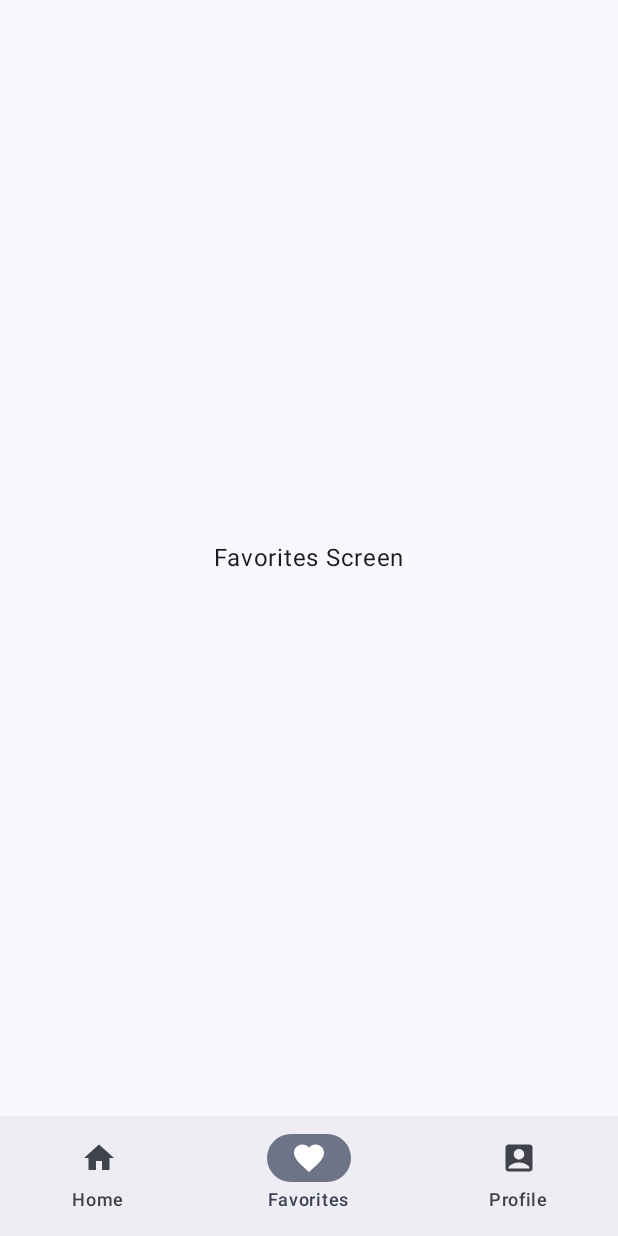
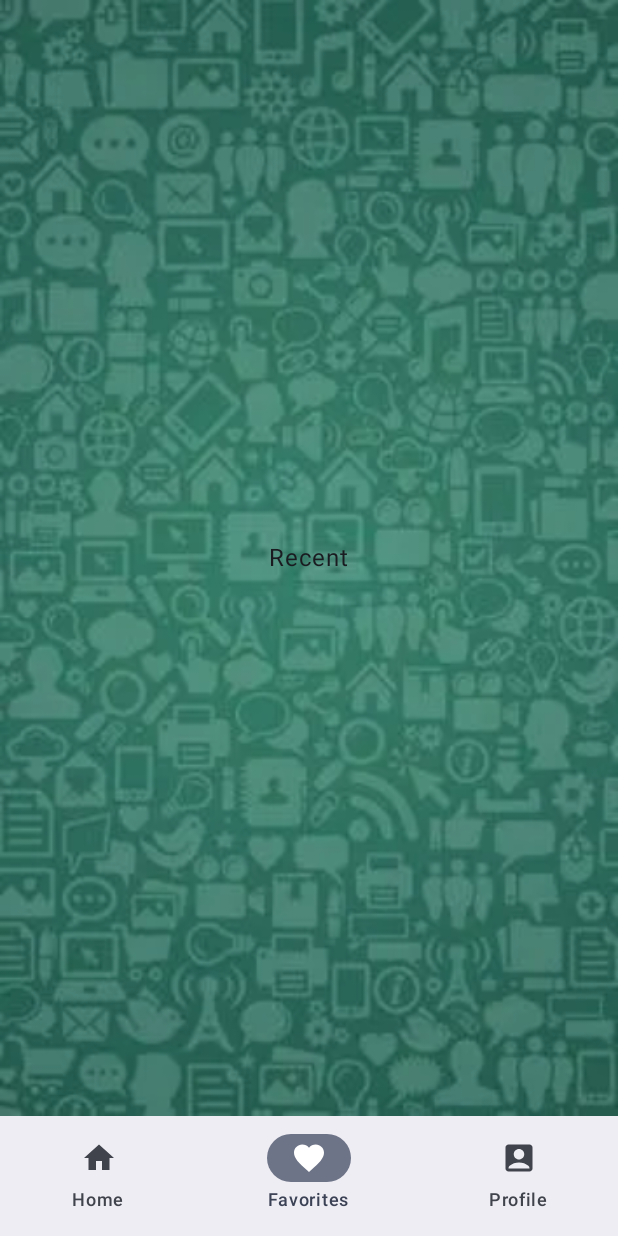
Before and after one commit to MatheusAlvesPereira/zpmessage, an Android app built with Jetpack Compose: the screen it shows after launch (MainActivity), item 2 of the bottom bar chosen, on a phone screen of 412 x 824 dp. Run offline under Robolectric (Android 15) with nearby library versions, the phone set to English and light mode, and no system bars; our stand-ins replace navigation suite.

Commit message:
adding recentlayout for navigation bar

```diff
--- a/app/src/main/java/com/example/zapmessage/MainActivity.kt
+++ b/app/src/main/java/com/example/zapmessage/MainActivity.kt
@@ -91,11 +91,19 @@ fun ZapmessageApp() {
                 }
 
                 AppDestinations.FAVORITES -> {
+                    AndroidView(
+                        modifier = Modifier.fillMaxSize(),
+                        factory = { context ->
+                            val viewRecent = View.inflate(context, R.layout.recentlayout, null)
+                            viewRecent
+                        }
+                    )
+
                     Box(
                         modifier = Modifier.fillMaxSize(),
                         contentAlignment = Alignment.Center
                     ) {
-                        Text("Favorites Screen")
+                        Text("Recent")
                     }
                 }
 
--- /dev/null
+++ b/app/src/main/res/layout/recentlayout.xml
@@ -0,0 +1,7 @@
+<?xml version="1.0" encoding="utf-8"?>
+<androidx.constraintlayout.widget.ConstraintLayout xmlns:android="http://schemas.android.com/apk/res/android"
+    android:layout_width="match_parent"
+    android:layout_height="match_parent"
+    android:background="@drawable/whatsappbackground">
+
+</androidx.constraintlayout.widget.ConstraintLayout>
```
